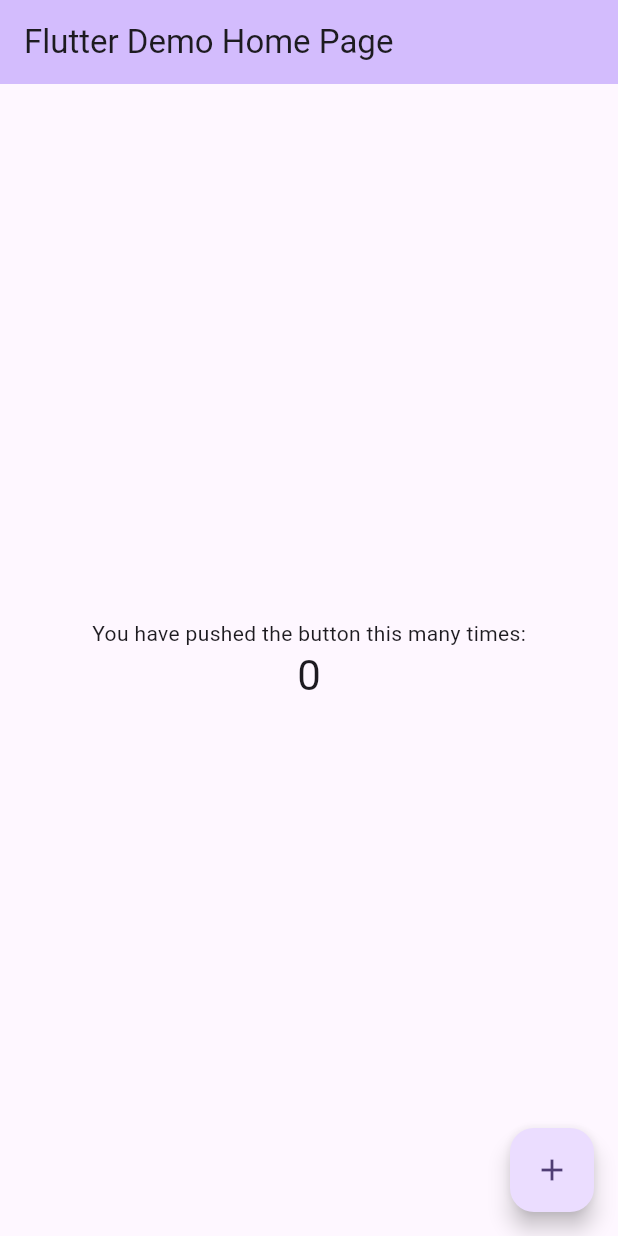
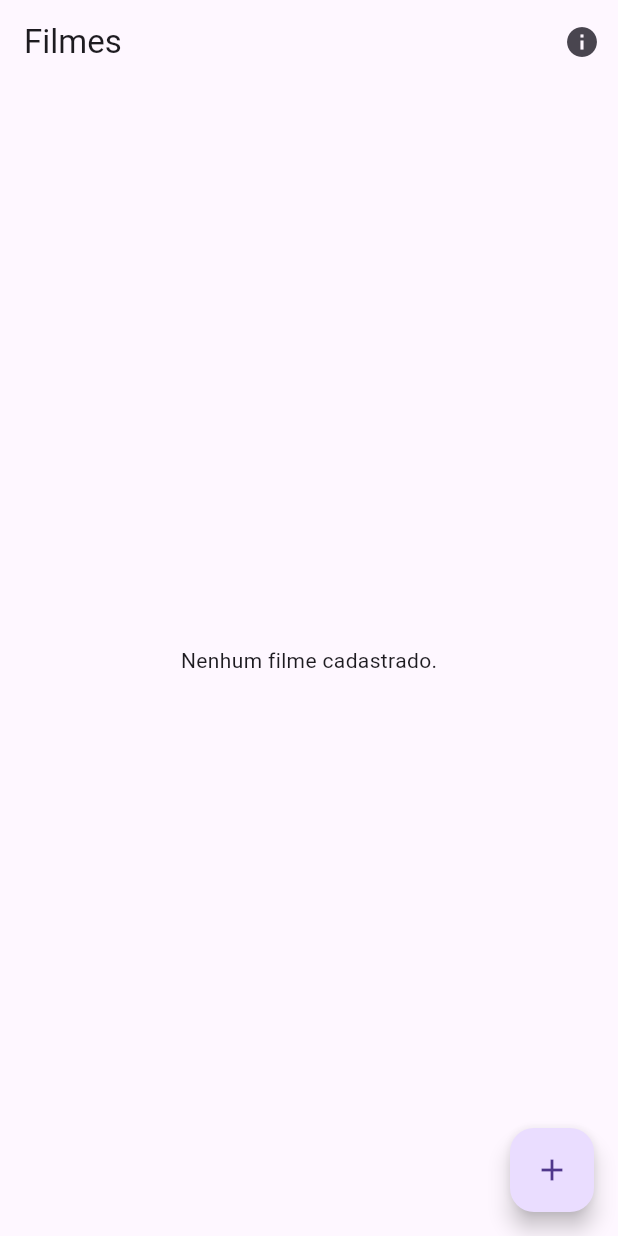
Before and after one commit to allanHenrique1/gerenciador_filmes, a Flutter app: the screen it shows after launch, on a phone screen of 412 x 824 dp. Run offline on Flutter 3.47's test engine with Material 3 defaults, Android fonts, the phone set to English and light mode, and no system bars; our stand-ins replace flutter_rating_bar, sqflite; accounts and stored records are empty.

Commit message:
:construction: feat :implementada listagem de filmes com Dismissible, imagem e RatingBar

```diff
--- /dev/null
+++ b/lib/controllers/filme_controller.dart
@@ -0,0 +1,28 @@
+import 'package:flutter/material.dart';
+import '../data/dao/filme_dao.dart';
+import '../models/filme.dart';
+
+class FilmeController with ChangeNotifier {
+  final FilmeDao _dao = FilmeDao();
+  List<Filme> filmes = [];
+
+  Future<void> loadFilmes() async {
+    filmes = await _dao.getAllFilmes();
+    notifyListeners();
+  }
+
+  Future<void> addFilme(Filme filme) async {
+    await _dao.insertFilme(filme);
+    await loadFilmes();
+  }
+
+  Future<void> updateFilme(Filme filme) async {
+    await _dao.updateFilme(filme);
+    await loadFilmes();
+  }
+
+  Future<void> deleteFilme(int id) async {
+    await _dao.deleteFilme(id);
+    await loadFilmes();
+  }
+}
--- a/lib/data/dao/filme_dao.dart
+++ b/lib/data/dao/filme_dao.dart
@@ -1,4 +1,3 @@
-import 'package:sqflite/sqflite.dart';
 import '../../models/filme.dart';
 import '../filme_database.dart';
 
--- a/lib/main.dart
+++ b/lib/main.dart
@@ -1,122 +1,24 @@
 import 'package:flutter/material.dart';
+import 'package:provider/provider.dart';
+import 'controllers/filme_controller.dart';
+import 'views/filme_list_view.dart';
 
 void main() {
-  runApp(const MyApp());
+  runApp(
+    MultiProvider(
+      providers: [ChangeNotifierProvider(create: (_) => FilmeController())],
+      child: MyApp(),
+    ),
+  );
 }
 
 class MyApp extends StatelessWidget {
-  const MyApp({super.key});
-
-  // This widget is the root of your application.
   @override
   Widget build(BuildContext context) {
     return MaterialApp(
-      title: 'Flutter Demo',
-      theme: ThemeData(
-        // This is the theme of your application.
-        //
-        // TRY THIS: Try running your application with "flutter run". You'll see
-        // the application has a purple toolbar. Then, without quitting the app,
-        // try changing the seedColor in the colorScheme below to Colors.green
-        // and then invoke "hot reload" (save your changes or press the "hot
-        // reload" button in a Flutter-supported IDE, or press "r" if you used
-        // the command line to start the app).
-        //
-        // Notice that the counter didn't reset back to zero; the application
-        // state is not lost during the reload. To reset the state, use hot
-        // restart instead.
-        //
-        // This works for code too, not just values: Most code changes can be
-        // tested with just a hot reload.
-        colorScheme: ColorScheme.fromSeed(seedColor: Colors.deepPurple),
-      ),
-      home: const MyHomePage(title: 'Flutter Demo Home Page'),
+      title: 'Gerenciador de Filmes',
+      theme: ThemeData(primarySwatch: Colors.blue),
+      home: FilmeListView(),
     );
   }
 }
-
-class MyHomePage extends StatefulWidget {
-  const MyHomePage({super.key, required this.title});
-
-  // This widget is the home page of your application. It is stateful, meaning
-  // that it has a State object (defined below) that contains fields that affect
-  // how it looks.
-
-  // This class is the configuration for the state. It holds the values (in this
-  // case the title) provided by the parent (in this case the App widget) and
-  // used by the build method of the State. Fields in a Widget subclass are
-  // always marked "final".
-
-  final String title;
-
-  @override
-  State<MyHomePage> createState() => _MyHomePageState();
-}
-
-class _MyHomePageState extends State<MyHomePage> {
-  int _counter = 0;
-
-  void _incrementCounter() {
-    setState(() {
-      // This call to setState tells the Flutter framework that something has
-      // changed in this State, which causes it to rerun the build method below
-      // so that the display can reflect the updated values. If we changed
-      // _counter without calling setState(), then the build method would not be
-      // called again, and so nothing would appear to happen.
-      _counter++;
-    });
-  }
-
-  @override
-  Widget build(BuildContext context) {
-    // This method is rerun every time setState is called, for instance as done
-    // by the _incrementCounter method above.
-    //
-    // The Flutter framework has been optimized to make rerunning build methods
-    // fast, so that you can just rebuild anything that needs updating rather
-    // than having to individually change instances of widgets.
-    return Scaffold(
-      appBar: AppBar(
-        // TRY THIS: Try changing the color here to a specific color (to
-        // Colors.amber, perhaps?) and trigger a hot reload to see the AppBar
-        // change color while the other colors stay the same.
-        backgroundColor: Theme.of(context).colorScheme.inversePrimary,
-        // Here we take the value from the MyHomePage object that was created by
-        // the App.build method, and use it to set our appbar title.
-        title: Text(widget.title),
-      ),
-      body: Center(
-        // Center is a layout widget. It takes a single child and positions it
-        // in the middle of the parent.
-        child: Column(
-          // Column is also a layout widget. It takes a list of children and
-          // arranges them vertically. By default, it sizes itself to fit its
-          // children horizontally, and tries to be as tall as its parent.
-          //
-          // Column has various properties to control how it sizes itself and
-          // how it positions its children. Here we use mainAxisAlignment to
-          // center the children vertically; the main axis here is the vertical
-          // axis because Columns are vertical (the cross axis would be
-          // horizontal).
-          //
-          // TRY THIS: Invoke "debug painting" (choose the "Toggle Debug Paint"
-          // action in the IDE, or press "p" in the console), to see the
-          // wireframe for each widget.
-          mainAxisAlignment: MainAxisAlignment.center,
-          children: <Widget>[
-            const Text('You have pushed the button this many times:'),
-            Text(
-              '$_counter',
-              style: Theme.of(context).textTheme.headlineMedium,
-            ),
-          ],
-        ),
-      ),
-      floatingActionButton: FloatingActionButton(
-        onPressed: _incrementCounter,
-        tooltip: 'Increment',
-        child: const Icon(Icons.add),
-      ), // This trailing comma makes auto-formatting nicer for build methods.
-    );
-  }
-}
--- /dev/null
+++ b/lib/views/filme_list_view.dart
@@ -0,0 +1,103 @@
+import 'package:flutter/material.dart';
+import 'package:flutter_rating_bar/flutter_rating_bar.dart';
+import 'package:provider/provider.dart';
+import '../controllers/filme_controller.dart';
+import '../models/filme.dart';
+
+class FilmeListView extends StatelessWidget {
+  @override
+  Widget build(BuildContext context) {
+    final controller = Provider.of<FilmeController>(context);
+
+    return Scaffold(
+      appBar: AppBar(
+        title: Text('Filmes'),
+        actions: [
+          IconButton(
+            icon: Icon(Icons.info),
+            onPressed: () {
+              showDialog(
+                context: context,
+                builder:
+                    (_) => AlertDialog(
+                      title: Text('Grupo'),
+                      content: Text(
+                        'Grupo : Allan Henrique Rodrigues de Meireles',
+                      ),
+                      actions: [
+                        TextButton(
+                          onPressed: () => Navigator.pop(context),
+                          child: Text('Fechar'),
+                        ),
+                      ],
+                    ),
+              );
+            },
+          ),
+        ],
+      ),
+      body:
+          controller.filmes.isEmpty
+              ? Center(child: Text('Nenhum filme cadastrado.'))
+              : ListView.builder(
+                itemCount: controller.filmes.length,
+                itemBuilder: (context, index) {
+                  final filme = controller.filmes[index];
+
+                  return Dismissible(
+                    key: Key(filme.id.toString()),
+                    direction: DismissDirection.startToEnd,
+                    onDismissed: (_) {
+                      controller.deleteFilme(filme.id!);
+                      ScaffoldMessenger.of(context).showSnackBar(
+                        SnackBar(content: Text('${filme.titulo} deletado')),
+                      );
+                    },
+                    background: Container(
+                      color: Colors.red,
+                      alignment: Alignment.centerLeft,
+                      padding: EdgeInsets.only(left: 16),
+                      child: Icon(Icons.delete, color: Colors.white),
+                    ),
+                    child: Card(
+                      child: ListTile(
+                        leading: Image.network(
+                          filme.urlImagem,
+                          width: 50,
+                          height: 50,
+                          fit: BoxFit.cover,
+                        ),
+                        title: Text(filme.titulo),
+                        subtitle: Column(
+                          crossAxisAlignment: CrossAxisAlignment.start,
+                          children: [
+                            Text('Gênero: ${filme.genero}'),
+                            Text('Ano: ${filme.ano}'),
+                            RatingBarIndicator(
+                              rating: filme.pontuacao,
+                              itemBuilder:
+                                  (context, _) =>
+                                      Icon(Icons.star, color: Colors.amber),
+                              itemCount: 5,
+                              itemSize: 20.0,
+                              direction: Axis.horizontal,
+                            ),
+                          ],
+                        ),
+                        onTap: () {
+                          // Aqui você vai colocar: Exibir detalhes ou Editar
+                        },
+                      ),
+                    ),
+                  );
+                },
+              ),
+      floatingActionButton: FloatingActionButton(
+        onPressed: () {
+          // Aqui você vai navegar para a tela de cadastro
+        },
+        child: Icon(Icons.add),
+      ),
+    );
+  }
+}
```
Also changed, not shown: pubspec.yaml (+4 -3 lines), pubspec.lock.
